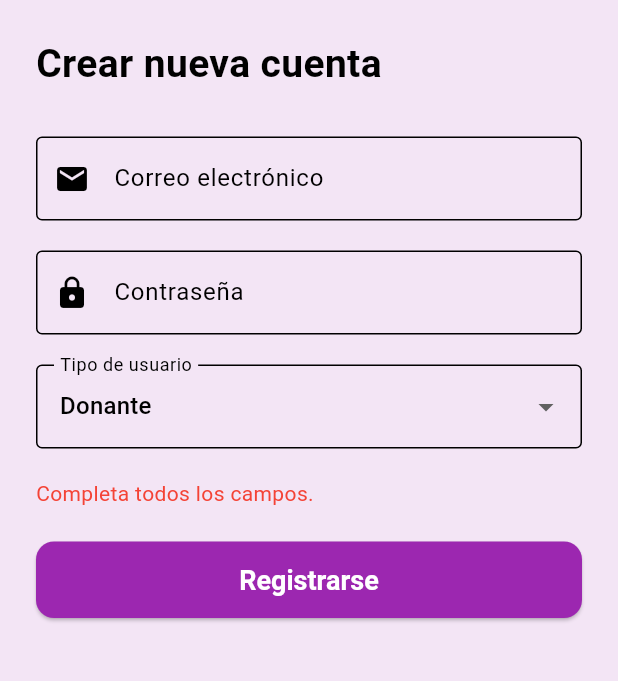
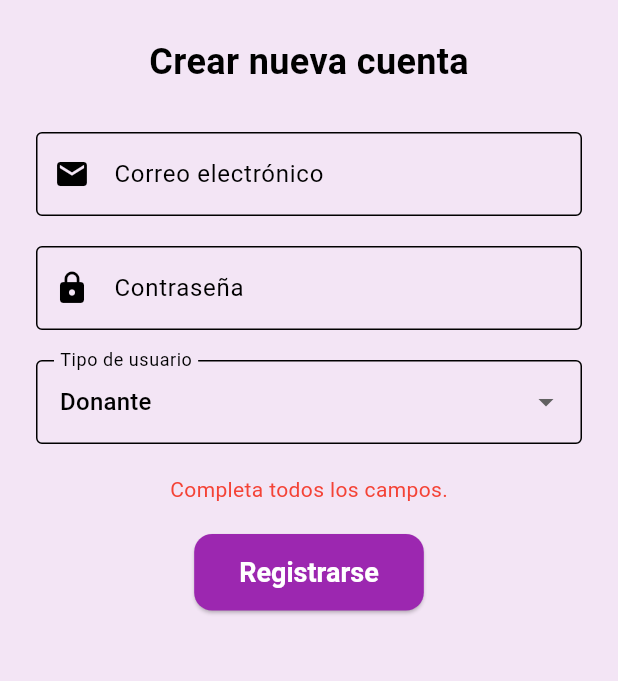
Before and after one commit to YairZZZ2/VitalAI, a Flutter app: the RegisterScreen screen opened by its route, after a tap on "Registrarse", on a phone screen of 412 x 824 dp, the part 84-765 px from its top. Run offline on Flutter 3.47's test engine with Material 3 defaults, Android fonts, the phone set to English and light mode, and no system bars; our stand-ins replace cloud_firestore, firebase_auth, firebase_core, flutter_blue_plus, printing; missing offline and left inert: health; accounts and stored records are empty.

Commit message:
mejora de varias secciones de la app.

```diff
--- a/lib/screens/login_screen.dart
+++ b/lib/screens/login_screen.dart
@@ -2,7 +2,7 @@ import 'package:flutter/material.dart';
 import 'package:firebase_auth/firebase_auth.dart';
 
 class LoginScreen extends StatefulWidget {
-  const LoginScreen({Key? key}) : super(key: key);
+  const LoginScreen({super.key});
 
   @override
   State<LoginScreen> createState() => _LoginScreenState();
--- a/lib/screens/register_screen.dart
+++ b/lib/screens/register_screen.dart
@@ -18,16 +18,9 @@ class _RegisterScreenState extends State<RegisterScreen> {
   String _error = '';
 
   Future<void> _register() async {
-    final email = _emailController.text.trim();
-    final password = _passwordController.text.trim();
-
-    if (email.isEmpty || password.isEmpty) {
+    if (_emailController.text.trim().isEmpty ||
+        _passwordController.text.trim().isEmpty) {
       setState(() => _error = "Completa todos los campos.");
-      return;
-    }
-
-    if (password.length < 6) {
-      setState(() => _error = "La contraseña debe tener mínimo 6 caracteres.");
       return;
     }
 
@@ -37,18 +30,23 @@ class _RegisterScreenState extends State<RegisterScreen> {
     });
 
     try {
+      // 🔹 Crear usuario en Firebase Auth
       final credential = await FirebaseAuth.instance
-          .createUserWithEmailAndPassword(email: email, password: password);
+          .createUserWithEmailAndPassword(
+        email: _emailController.text.trim(),
+        password: _passwordController.text.trim(),
+      );
 
+      // 🔹 Crear documento en Firestore con el tipo de usuario
       await FirebaseFirestore.instance
           .collection('usuarios')
           .doc(credential.user!.uid)
           .set({
-        'email': email,
+        'email': _emailController.text.trim(),
         'tipo': _tipoUsuario,
-        'creado': Timestamp.now(),
       });
 
+      // 🔹 Redirigir al login
       if (mounted) {
         Navigator.pushReplacementNamed(context, '/login');
       }
@@ -67,21 +65,16 @@ class _RegisterScreenState extends State<RegisterScreen> {
       appBar: AppBar(
         title: const Text('Registro - VitalAI'),
         centerTitle: true,
-        backgroundColor: Colors.purple,
-        foregroundColor: Colors.white,
       ),
       body: Padding(
-        padding: const EdgeInsets.all(24),
+        padding: const EdgeInsets.all(24.0),
         child: SingleChildScrollView(
           child: Column(
-            crossAxisAlignment: CrossAxisAlignment.start,
             children: [
-
               const Text(
                 'Crear nueva cuenta',
-                style: TextStyle(fontSize: 26, fontWeight: FontWeight.bold),
+                style: TextStyle(fontSize: 24, fontWeight: FontWeight.bold),
               ),
-
               const SizedBox(height: 30),
 
               TextField(
@@ -92,7 +85,6 @@ class _RegisterScreenState extends State<RegisterScreen> {
                   prefixIcon: Icon(Icons.email),
                 ),
               ),
-
               const SizedBox(height: 20),
 
               TextField(
@@ -104,44 +96,49 @@ class _RegisterScreenState extends State<RegisterScreen> {
                   prefixIcon: Icon(Icons.lock),
                 ),
               ),
-
               const SizedBox(height: 20),
 
+              // 🔹 Selección del tipo de usuario
               DropdownButtonFormField<String>(
-                value: _tipoUsuario,
+                initialValue: _tipoUsuario,
                 decoration: const InputDecoration(
                   labelText: 'Tipo de usuario',
                   border: OutlineInputBorder(),
                 ),
                 items: const [
-                  DropdownMenuItem(value: 'donante', child: Text('Donante')),
-                  DropdownMenuItem(value: 'revisor', child: Text('Revisor')),
+                  DropdownMenuItem(
+                    value: 'donante',
+                    child: Text('Donante'),
+                  ),
+                  DropdownMenuItem(
+                    value: 'revisor',
+                    child: Text('Revisor'),
+                  ),
                 ],
-                onChanged: (value) => setState(() => _tipoUsuario = value!),
+                onChanged: (value) {
+                  setState(() {
+                    _tipoUsuario = value!;
+                  });
+                },
+              ),
+              const SizedBox(height: 20),
+
+              if (_error.isNotEmpty)
+                Text(
+                  _error,
+                  style: const TextStyle(color: Colors.red),
                 ),
 
               const SizedBox(height: 20),
 
-              if (_error.isNotEmpty)
-                Padding(
-                  padding: const EdgeInsets.only(bottom: 12),
-                  child: Text(
-                    _error,
-                    style: const TextStyle(color: Colors.red),
-                  ),
-                ),
-
-              const SizedBox(height: 10),
-
               _loading
-                  ? const Center(child: CircularProgressIndicator())
-                  : SizedBox(
-                      width: double.infinity,
-                      child: ElevatedButton(
+                  ? const CircularProgressIndicator()
+                  : ElevatedButton(
                       onPressed: _register,
                       style: ElevatedButton.styleFrom(
-                          backgroundColor: Colors.purple,
-                          padding: const EdgeInsets.symmetric(vertical: 15),
+                        backgroundColor: const Color(0xFF9C27B0),
+                        padding: const EdgeInsets.symmetric(
+                            vertical: 15, horizontal: 30),
                         shape: RoundedRectangleBorder(
                           borderRadius: BorderRadius.circular(12),
                         ),
@@ -149,10 +146,9 @@ class _RegisterScreenState extends State<RegisterScreen> {
                       child: const Text(
                         'Registrarse',
                         style: TextStyle(
+                            color: Colors.white,
                             fontSize: 18,
-                              fontWeight: FontWeight.bold,
-                              color: Colors.white),
-                        ),
+                            fontWeight: FontWeight.bold),
                       ),
                     ),
             ],
--- a/lib/screens/signos_screen.dart
+++ b/lib/screens/signos_screen.dart
@@ -114,7 +114,7 @@ class _SignosScreenState extends State<SignosScreen> {
     super.initState();
     timer = Timer.periodic(const Duration(seconds: 2), (_) {
       setState(() {
-        bpm = 70 + Random().nextInt(40);   // 70–89
+        bpm = 70 + Random().nextInt(40);   // 70–109
         spo2 = 96 + Random().nextInt(4);   // 96–99
         sys = 110 + Random().nextInt(15);  // 110–124
         dia = 70 + Random().nextInt(15);   // 70–84
```
Also changed, not shown: lib/firebase_options.dart, lib/main.dart (line endings or trailing spaces), lib/screens/bluetooth_screen.dart (line endings or trailing spaces), lib/screens/bluetooth_test_screen.dart (line endings or trailing spaces), lib/screens/formulario_screen.dart (line endings or trailing spaces), lib/screens/historial_screen.dart (line endings or trailing spaces), lib/screens/home_screen.dart (line endings or trailing spaces), lib/screens/monitor_screen.dart (line endings or trailing spaces), lib/widgets/feature_button.dart (line endings or trailing spaces). Lines whose indentation alone changed are shown as unchanged.
